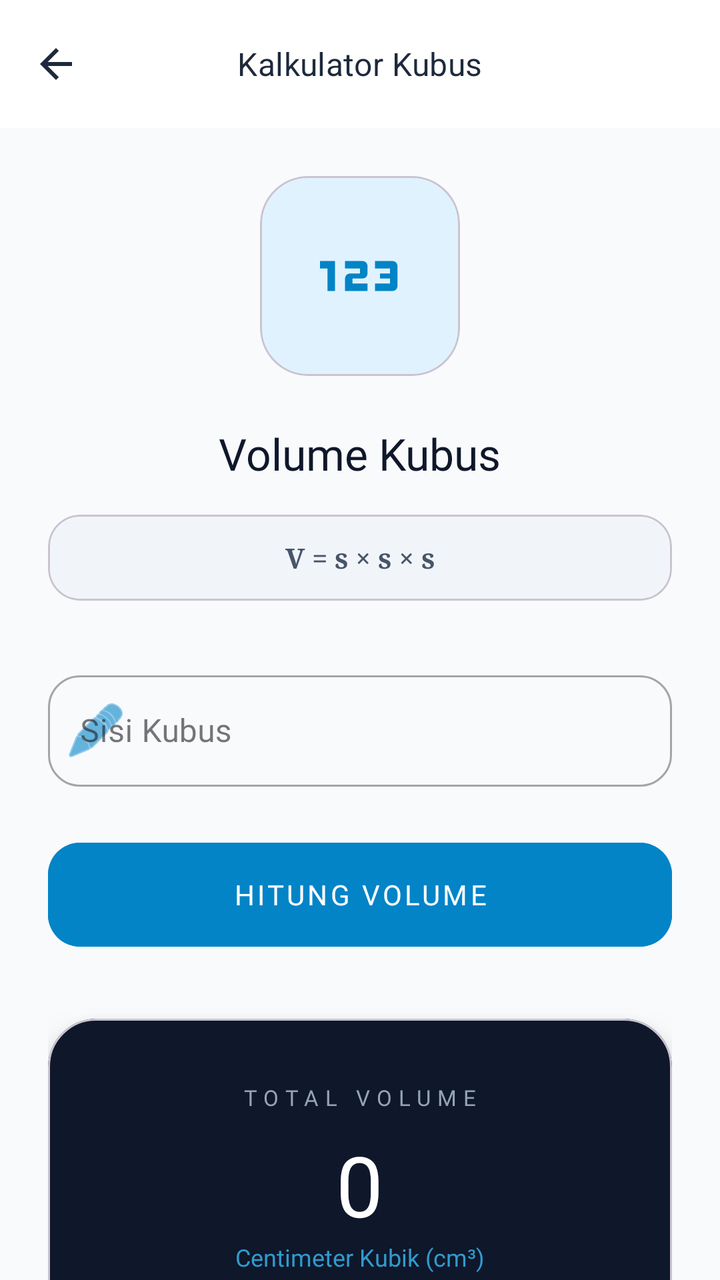
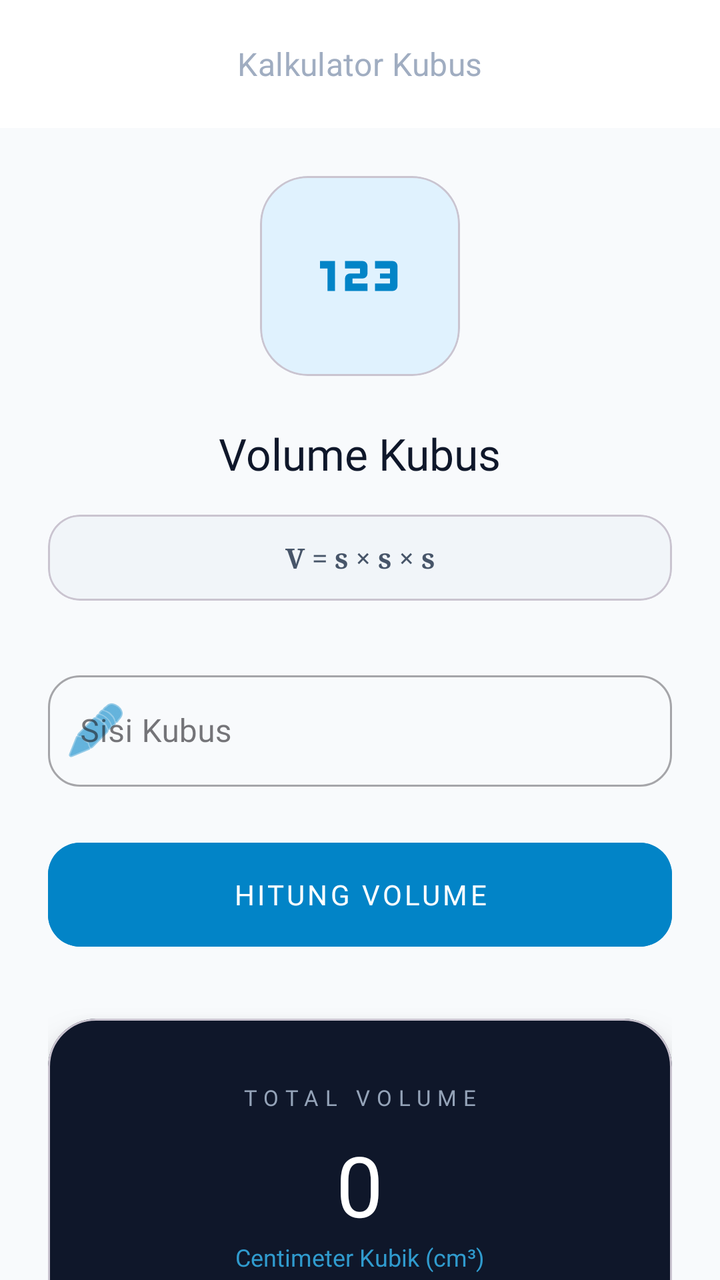

Two renders of the same Android screen: before a commit and after it. Below are the layout's source before the change and the commit's diff.
<!-- AndroidManifest.xml: application theme Theme.Nauraorbit -->
<!-- res/layout/activity_bangun_ruang.xml -->
<?xml version="1.0" encoding="utf-8"?>
<androidx.coordinatorlayout.widget.CoordinatorLayout
    xmlns:android="http://schemas.android.com/apk/res/android"
    xmlns:app="http://schemas.android.com/apk/res-auto"
    android:layout_width="match_parent"
    android:layout_height="match_parent"
    android:background="#F8FAFC">

    <com.google.android.material.appbar.AppBarLayout
        android:layout_width="match_parent"
        android:layout_height="wrap_content"
        android:background="#FFFFFF"
        app:elevation="4dp">

        <com.google.android.material.appbar.MaterialToolbar
            android:id="@+id/toolbarKubus"
            android:layout_width="match_parent"
            android:layout_height="?attr/actionBarSize"
            app:title="Kalkulator Kubus"
            app:titleCentered="true"
            app:titleTextAppearance="@style/TextAppearance.MaterialComponents.Subtitle1"
            app:titleTextColor="#1E293B"
            app:navigationIcon="@drawable/ic_back"
            app:navigationIconTint="#1E293B"/> </com.google.android.material.appbar.AppBarLayout>

    <androidx.core.widget.NestedScrollView
        android:layout_width="match_parent"
        android:layout_height="match_parent"
        app:layout_behavior="@string/appbar_scrolling_view_behavior">

        <LinearLayout
            android:layout_width="match_parent"
            android:layout_height="wrap_content"
            android:orientation="vertical"
            android:padding="24dp">

            <com.google.android.material.card.MaterialCardView
                android:layout_width="100dp"
                android:layout_height="100dp"
                android:layout_gravity="center"
                android:layout_marginBottom="24dp"
                app:cardBackgroundColor="#E0F2FE"
                app:cardCornerRadius="24dp"
                app:cardElevation="0dp">
                <ImageView
                    android:layout_width="match_parent"
                    android:layout_height="match_parent"
                    android:padding="20dp"
                    android:src="@drawable/ic_cube"
                    app:tint="#0284C7" />
            </com.google.android.material.card.MaterialCardView>

            <TextView
                android:layout_width="wrap_content"
                android:layout_height="wrap_content"
                android:text="Volume Kubus"
                android:fontFamily="@font/montserrat_black"
                android:textSize="22sp"
                android:textColor="#0F172A"
                android:layout_gravity="center"/>

            <com.google.android.material.card.MaterialCardView
                android:layout_width="match_parent"
                android:layout_height="wrap_content"
                android:layout_marginTop="16dp"
                app:cardBackgroundColor="#F1F5F9"
                app:cardCornerRadius="16dp"
                app:cardElevation="0dp">
                <TextView
                    android:layout_width="wrap_content"
                    android:layout_height="wrap_content"
                    android:layout_gravity="center"
                    android:padding="12dp"
                    android:text="V = s × s × s"
                    android:textColor="#475569"
                    android:textStyle="bold"
                    android:fontFamily="serif"/>
            </com.google.android.material.card.MaterialCardView>

            <com.google.android.material.textfield.TextInputLayout
                style="@style/Widget.MaterialComponents.TextInputLayout.OutlinedBox"
                android:layout_width="match_parent"
                android:layout_height="wrap_content"
                android:layout_marginTop="32dp"
                android:hint="Sisi Kubus"
                app:boxCornerRadiusBottomEnd="16dp"
                app:boxCornerRadiusBottomStart="16dp"
                app:boxCornerRadiusTopEnd="16dp"
                app:boxCornerRadiusTopStart="16dp"
                app:suffixText="cm"
                app:startIconDrawable="@android:drawable/ic_menu_edit"
                app:startIconTint="#0284C7">

                <com.google.android.material.textfield.TextInputEditText
                    android:id="@+id/inputSisi"
                    android:layout_width="match_parent"
                    android:layout_height="wrap_content"
                    android:inputType="numberDecimal"
                    android:fontFamily="@font/montserrat_black"/>
            </com.google.android.material.textfield.TextInputLayout>

            <com.google.android.material.button.MaterialButton
                android:id="@+id/btnHitung"
                android:layout_width="match_parent"
                android:layout_height="60dp"
                android:layout_marginTop="24dp"
                android:text="HITUNG VOLUME"
                android:fontFamily="@font/montserrat_black"
                android:letterSpacing="0.1"
                app:cornerRadius="16dp"
                android:backgroundTint="#0284C7"
                app:elevation="4dp"/>

            <com.google.android.material.card.MaterialCardView
                android:id="@+id/cardHasil"
                android:layout_width="match_parent"
                android:layout_height="wrap_content"
                android:layout_marginTop="32dp"
                app:cardBackgroundColor="#0F172A"
                app:cardCornerRadius="24dp"
                app:cardElevation="12dp">

                <LinearLayout
                    android:layout_width="match_parent"
                    android:layout_height="wrap_content"
                    android:orientation="vertical"
                    android:gravity="center"
                    android:padding="32dp">

                    <TextView
                        android:layout_width="wrap_content"
                        android:layout_height="wrap_content"
                        android:text="TOTAL VOLUME"
                        android:textColor="#94A3B8"
                        android:textSize="11sp"
                        android:letterSpacing="0.3"
                        android:fontFamily="@font/montserrat_black"/>

                    <TextView
                        android:id="@+id/tvHasil"
                        android:layout_width="wrap_content"
                        android:layout_height="wrap_content"
                        android:text="0"
                        android:textColor="#FFFFFF"
                        android:textSize="42sp"
                        android:layout_marginTop="8dp"
                        android:fontFamily="@font/montserrat_black" />

                    <TextView
                        android:layout_width="wrap_content"
                        android:layout_height="wrap_content"
                        android:text="Centimeter Kubik (cm³)"
                        android:textColor="#38BDF8"
                        android:textSize="12sp"
                        android:alpha="0.8"
                        android:fontFamily="@font/montserrat_black"/>
                </LinearLayout>
            </com.google.android.material.card.MaterialCardView>

            <TextView
                android:layout_width="match_parent"
                android:layout_height="wrap_content"
                android:layout_marginTop="32dp"
                android:text="Gunakan titik (.) untuk angka desimal"
                android:textAlignment="center"
                android:textColor="#94A3B8"
                android:textSize="11sp"
                android:fontFamily="sans-serif-light"/>

        </LinearLayout>
    </androidx.core.widget.NestedScrollView>

</androidx.coordinatorlayout.widget.CoordinatorLayout>
<!-- resources referenced by this layout -->
<resources>
  <!-- drawable ic_back (drawable) -->
  <?xml version="1.0" encoding="utf-8"?>
  <vector xmlns:android="http://schemas.android.com/apk/res/android"
      android:width="24dp"
      android:height="24dp"
      android:viewportWidth="24"
      android:viewportHeight="24">
  
      <path
          android:fillColor="#FFFFFF"
          android:pathData="M20,11H7.83l5.59,-5.59L12,4l-8,8 8,8 1.41,-1.41L7.83,13H20v-2z"/>
  </vector>
  <!-- drawable ic_cube (drawable) -->
  <vector xmlns:android="http://schemas.android.com/apk/res/android" android:height="24dp" android:tint="#0D2874" android:viewportHeight="960" android:viewportWidth="960" android:width="24dp">
        
      <path android:fillColor="@android:color/white" android:pathData="M220,600L220,420L160,420L160,360L280,360L280,600L220,600ZM360,600L360,500Q360,483 371.5,471.5Q383,460 400,460L480,460L480,420L360,420L360,360L500,360Q517,360 528.5,371.5Q540,383 540,400L540,460Q540,477 528.5,488.5Q517,500 500,500L420,500L420,540L540,540L540,600L360,600ZM600,600L600,540L720,540L720,500L640,500L640,460L720,460L720,420L600,420L600,360L740,360Q757,360 768.5,371.5Q780,383 780,400L780,560Q780,577 768.5,588.5Q757,600 740,600L600,600Z"/>
      
  </vector>
  <style name="Theme.Nauraorbit" parent="Base.Theme.Nauraorbit" />
  <style name="Base.Theme.Nauraorbit" parent="Theme.Material3.DayNight.NoActionBar">
  
  
          <item name="colorPrimary">#1F3E73</item>
          <item name="colorOnPrimary">#FFFFFF</item>
  
  
          <item name="colorSecondary">#42A5F5</item>
  
  
          <item name="android:colorBackground">#FFFFFF</item>
          <item name="android:windowLightStatusBar" tools:targetApi="m">true</item>
          <item name="android:statusBarColor">#FFFFFF</item>
  
  
      </style>
</resources>

<!-- the commit's change to res/layout/activity_bangun_ruang.xml (unified diff, before → after) -->
@@ -19,9 +19,9 @@
             app:title="Kalkulator Kubus"
             app:titleCentered="true"
             app:titleTextAppearance="@style/TextAppearance.MaterialComponents.Subtitle1"
-            app:titleTextColor="#1E293B"
+            app:titleTextColor="#A0ADC1"
             app:navigationIcon="@drawable/ic_back"
-            app:navigationIconTint="#1E293B"/> </com.google.android.material.appbar.AppBarLayout>
+            app:navigationIconTint="#FFFFFF"/> </com.google.android.material.appbar.AppBarLayout>
 
     <androidx.core.widget.NestedScrollView
         android:layout_width="match_parent"
